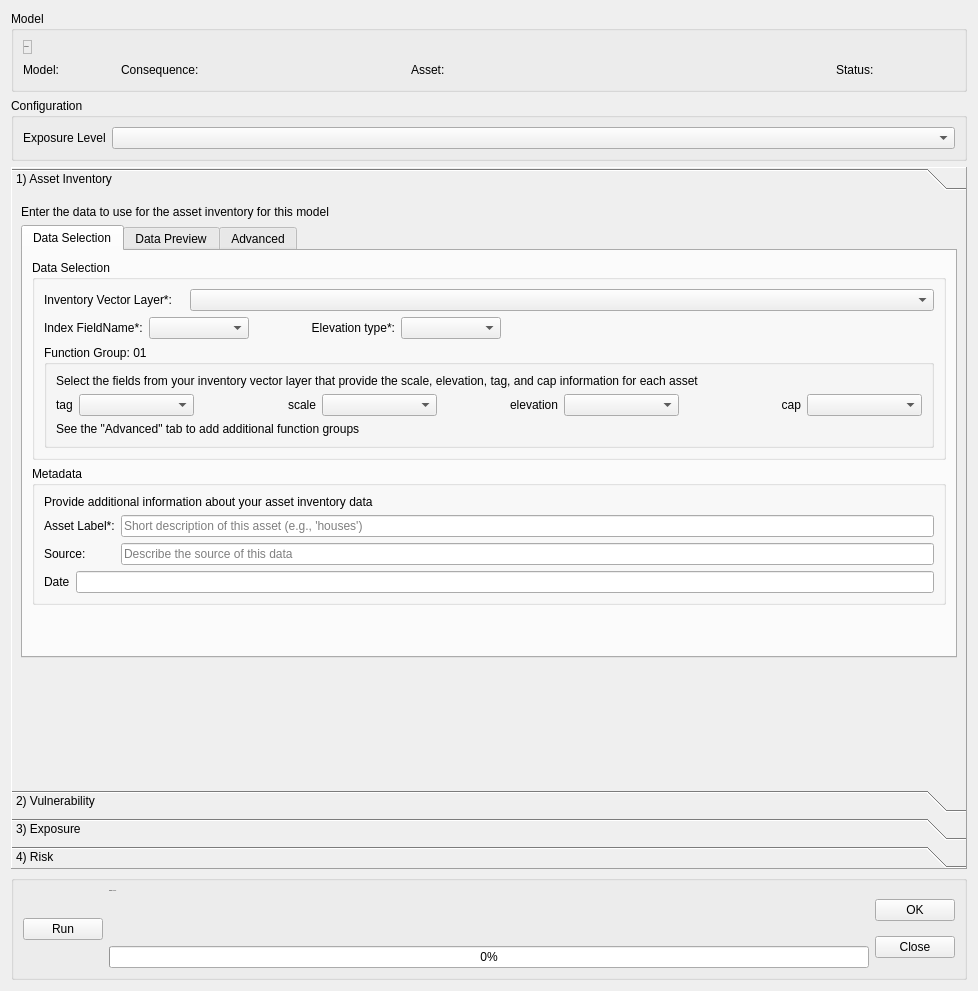
First picture: the form in canflood2/canflood2_model_config.ui, repository cefect/CanFlood2, before the edit.
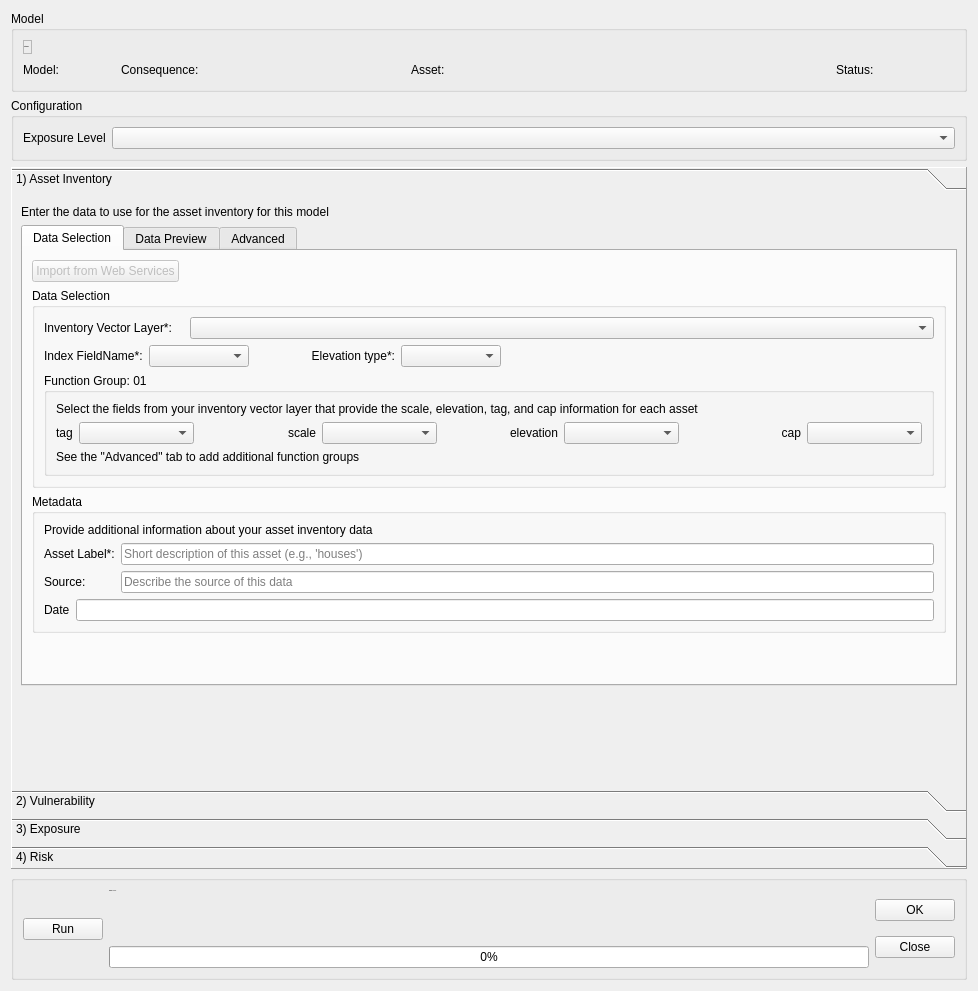
Second picture: the form after the edit. Icons and pictures are not drawn. Custom widgets are drawn as their Qt base class.

Commit message: import from web services placeholder

Diff of the .ui file:
```diff
--- a/canflood2/canflood2_model_config.ui
+++ b/canflood2/canflood2_model_config.ui
@@ -316,6 +316,22 @@
            <string>Data Selection</string>
           </attribute>
           <layout class="QVBoxLayout" name="verticalLayout_11">
+           <item>
+            <widget class="QPushButton" name="pushButton">
+             <property name="enabled">
+              <bool>false</bool>
+             </property>
+             <property name="sizePolicy">
+              <sizepolicy hsizetype="Fixed" vsizetype="Fixed">
+               <horstretch>0</horstretch>
+               <verstretch>0</verstretch>
+              </sizepolicy>
+             </property>
+             <property name="text">
+              <string>Import from Web Services</string>
+             </property>
+            </widget>
+           </item>
            <item>
             <widget class="QGroupBox" name="groupBox_02finv">
              <property name="sizePolicy">
```
